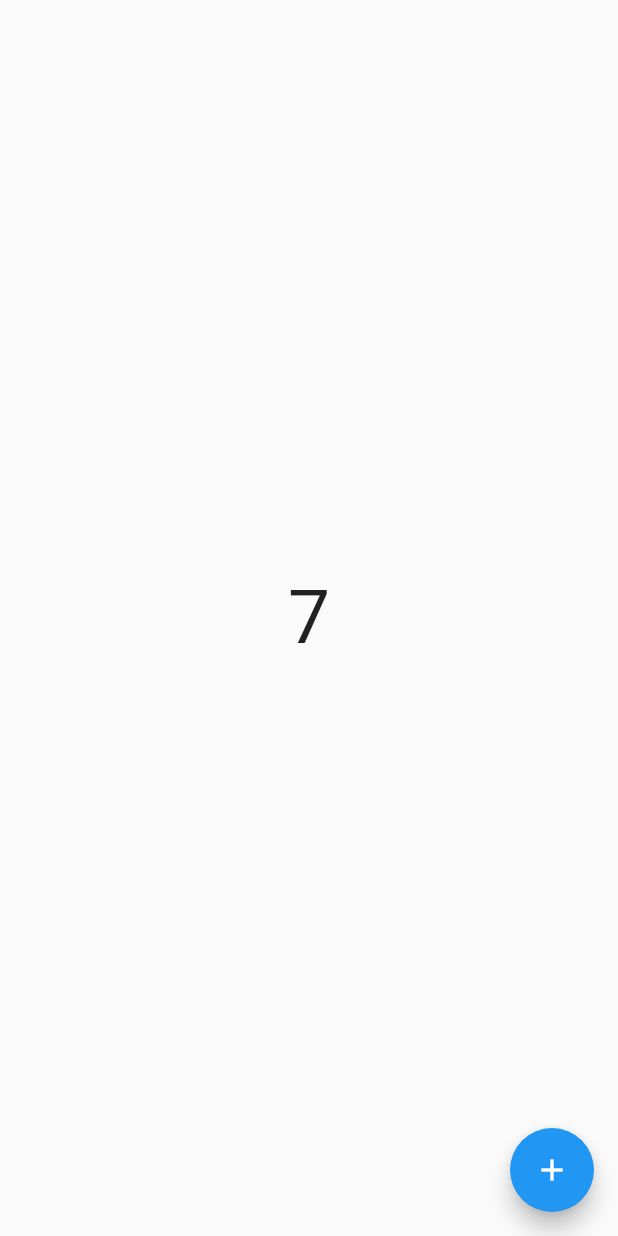
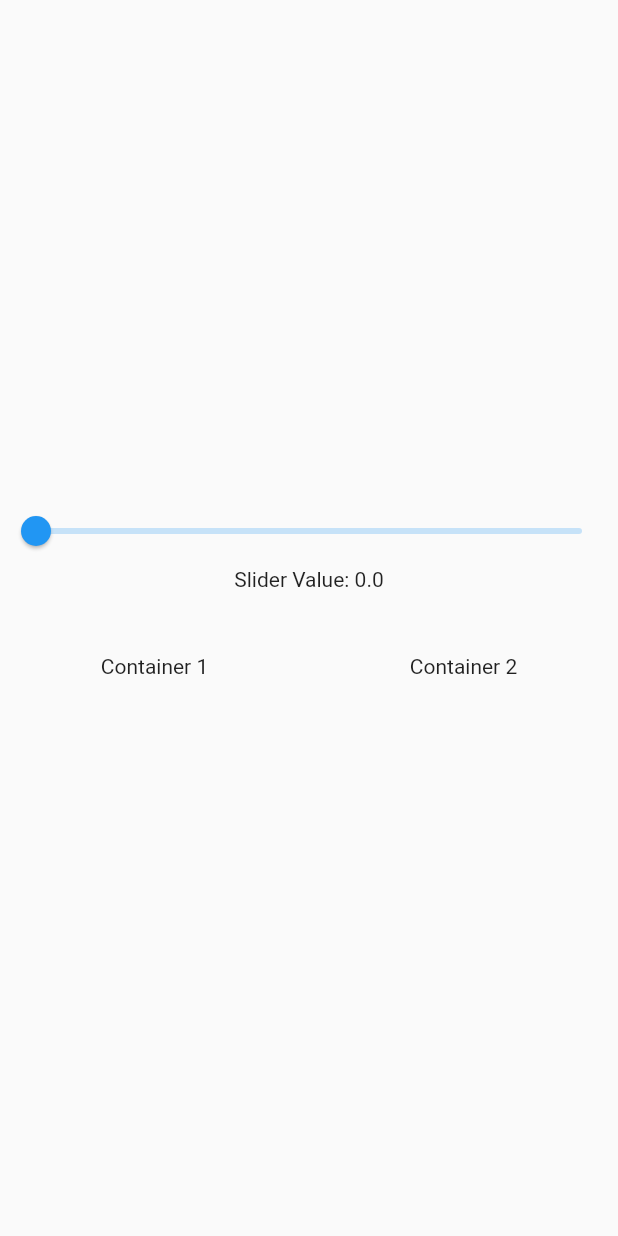
Before and after one commit to mehedi481/flutter-statemanagement-with-provider, a Flutter app: the screen it shows after launch, on a phone screen of 412 x 824 dp. Run offline on Flutter 3.47's test engine with Material 2 defaults, Android fonts, the phone set to English and light mode, and no system bars.

Commit message:
another example using provider

```diff
--- a/lib/main.dart
+++ b/lib/main.dart
@@ -1,6 +1,9 @@
 import 'package:flutter/material.dart';
 import 'package:flutter_statemanagement_provider/provider/count_provider.dart';
+import 'package:flutter_statemanagement_provider/provider/example_one_provider.dart';
 import 'package:flutter_statemanagement_provider/screens/count_example.dart';
+import 'package:flutter_statemanagement_provider/screens/example_one.dart';
+// ignore: depend_on_referenced_packages
 import 'package:provider/provider.dart';
 
 void main() {
@@ -11,16 +14,33 @@ class MyApp extends StatelessWidget {
   const MyApp({Key? key}) : super(key: key);
   @override
   Widget build(BuildContext context) {
-    return ChangeNotifierProvider(
-      create: (context) => CountProvider(),
+    // return ChangeNotifierProvider(
+    //   create: (context) => CountProvider(),
+    //   child: MaterialApp(
+    //     title: 'Flutter Demo',
+    //     theme: ThemeData(
+    //       primarySwatch: Colors.blue,
+
+    //     ),
+    //     home:  ExampleOneScreen(),
+
+    //   ),
+    // );
+    return MultiProvider(
+      providers: [
+        ChangeNotifierProvider(
+          create: (_) => CountProvider(),
+        ),
+        ChangeNotifierProvider(
+          create: (_) => ExampleOneProvider(),
+        ),
+      ],
       child: MaterialApp(
         title: 'Flutter Demo',
         theme: ThemeData(
           primarySwatch: Colors.blue,
-
         ),
-        home: const CountExampleScreen(),
-
+        home: ExampleOneScreen(),
       ),
     );
   }
--- /dev/null
+++ b/lib/provider/example_one_provider.dart
@@ -0,0 +1,11 @@
+import 'package:flutter/foundation.dart';
+
+class ExampleOneProvider with ChangeNotifier{
+  double _value = 0;
+  double get value => _value;
+
+  void changeValue(double value){
+    _value = value;
+    notifyListeners();
+  }
+}
--- /dev/null
+++ b/lib/screens/example_one.dart
@@ -0,0 +1,57 @@
+import 'package:flutter/material.dart';
+import 'package:flutter_statemanagement_provider/provider/example_one_provider.dart';
+import 'package:provider/provider.dart';
+
+class ExampleOneScreen extends StatefulWidget {
+  @override
+  State<ExampleOneScreen> createState() => _ExampleOneScreenState();
+}
+
+class _ExampleOneScreenState extends State<ExampleOneScreen> {
+  @override
+  Widget build(BuildContext context) {
+    print("widget build");
+    return Scaffold(
+      body: Column(mainAxisAlignment: MainAxisAlignment.center, children: [
+        Consumer<ExampleOneProvider>(builder: (context, value, child) {
+          return Slider(
+              value: value.value,
+              onChanged: (val) {
+                value.changeValue(val);
+              });
+        }),
+        Consumer<ExampleOneProvider>(builder: (context, value, child) {
+          return Center(
+            child: Text("Slider Value: ${value.value}"),
+          );
+        }),
+        Consumer<ExampleOneProvider>(builder: (context, value, child) {
+          return Center(
+            child: Row(
+              children: [
+                Expanded(
+                  child: Container(
+                    color: Colors.red.withOpacity(value.value),
+                    height: 100,
+                    child: const Center(
+                      child: Text("Container 1"),
+                    ),
+                  ),
+                ),
+                Expanded(
+                  child: Container(
+                    color: Colors.blue.withOpacity(value.value),
+                    height: 100,
+                    child: const Center(
+                      child: Text("Container 2"),
+                    ),
+                  ),
+                ),
+              ],
+            ),
+          );
+        }),
+      ]),
+    );
+  }
+}
```
